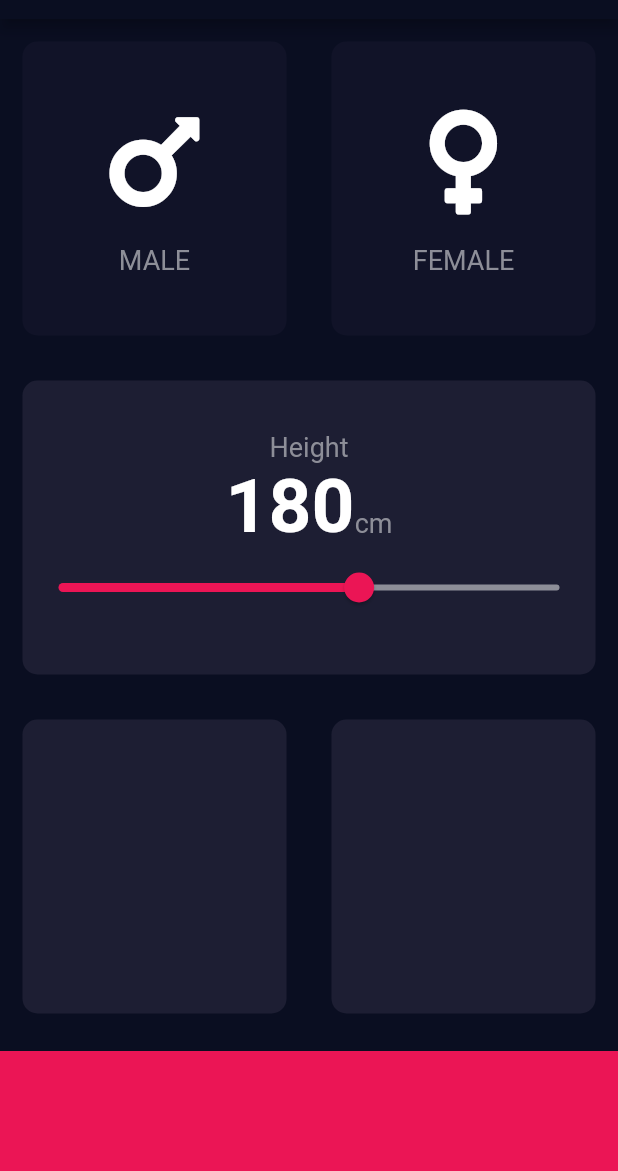
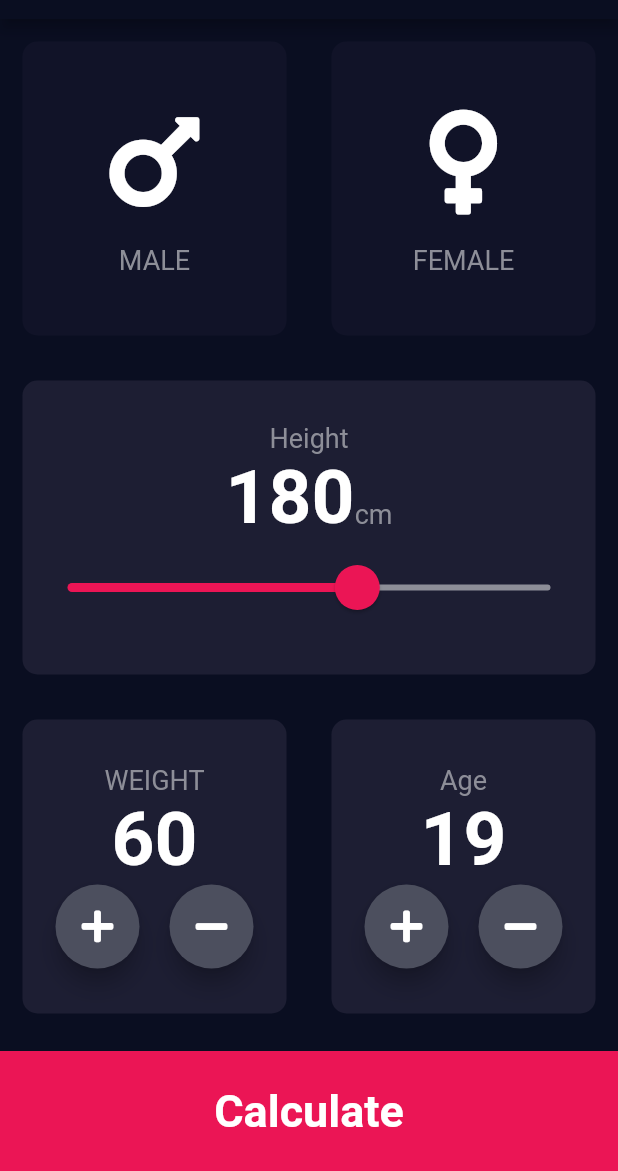
Before and after one commit to ajayraturi/bmi-calculator-flutter-master, a Flutter app: the screen it shows after launch, on a phone screen of 412 x 824 dp, the part 65-1236 px from its top. Run offline on Flutter 3.47's test engine with Material 2 defaults, Android fonts, the phone set to English and light mode, and no system bars; our stand-ins replace font_awesome_flutter.

Commit message:
Add files via upload

```diff
--- a/lib/input_page.dart
+++ b/lib/input_page.dart
@@ -1,27 +1,31 @@
 import 'constants.dart';
+import 'results_page.dart';
 import 'reusable_card.dart';
 import 'package:flutter/material.dart';
 import 'package:font_awesome_flutter/font_awesome_flutter.dart';
 
 import 'icon_content.dart';
 
-enum Gender{
-  male,
-  female
-}
-int height=180;
+enum Gender { male, female }
+int height = 180;
+int weight = 60;
+int age=19;
+
 class InputPage extends StatefulWidget {
   @override
   _InputPageState createState() => _InputPageState();
 }
 
 class _InputPageState extends State<InputPage> {
- Color maleCardColour=kInActiveCardColour;
- Color femaleCardColour=kInActiveCardColour;
-void updateColour(Gender selectedgender){
-
-  selectedgender == Gender.male ? maleCardColour=kActiveCardColour : maleCardColour=kInActiveCardColour;
-  selectedgender == Gender.female ? femaleCardColour=kActiveCardColour : femaleCardColour=kInActiveCardColour;
+  Color maleCardColour = kInActiveCardColour;
+  Color femaleCardColour = kInActiveCardColour;
+  void updateColour(Gender selectedgender) {
+    selectedgender == Gender.male
+        ? maleCardColour = kActiveCardColour
+        : maleCardColour = kInActiveCardColour;
+    selectedgender == Gender.female
+        ? femaleCardColour = kActiveCardColour
+        : femaleCardColour = kInActiveCardColour;
     // if(selectedgender==Gender.male){
     //   if(maleCardColour==inActiveCardColour){
     //     maleCardColour=activeCardColour;
@@ -39,6 +43,7 @@ void updateColour(Gender selectedgender){
     //   }
     // }
   }
+
   @override
   Widget build(BuildContext context) {
     return Scaffold(
@@ -53,7 +58,7 @@ void updateColour(Gender selectedgender){
               children: <Widget>[
                 Expanded(
                   child: GestureDetector(
-                    onTap: (){
+                    onTap: () {
                       print('Male is pressed');
                       setState(() {
                         updateColour(Gender.male);
@@ -62,13 +67,16 @@ void updateColour(Gender selectedgender){
                     child: Expanded(
                         child: ReUsableCard(
                       colour: maleCardColour,
-                      cardChild: IconContent(icon: FontAwesomeIcons.mars,label: 'MALE',),
+                      cardChild: IconContent(
+                        icon: FontAwesomeIcons.mars,
+                        label: 'MALE',
+                      ),
                     )),
                   ),
                 ),
-                Expanded(child:
-                GestureDetector(
-                  onTap: (){
+                Expanded(
+                  child: GestureDetector(
+                    onTap: () {
                       print('Male is pressed');
                       setState(() {
                         updateColour(Gender.female);
@@ -77,7 +85,10 @@ void updateColour(Gender selectedgender){
                     child: Expanded(
                         child: ReUsableCard(
                       colour: femaleCardColour,
-                        cardChild: IconContent(icon: FontAwesomeIcons.venus,label: 'FEMALE',),
+                      cardChild: IconContent(
+                        icon: FontAwesomeIcons.venus,
+                        label: 'FEMALE',
+                      ),
                     )),
                   ),
                 ),
@@ -89,7 +100,8 @@ void updateColour(Gender selectedgender){
               cardChild: Column(
                 mainAxisAlignment: MainAxisAlignment.center,
                 children: <Widget>[
-  Text('Height',
+                  Text(
+                    'Height',
                     style: kLabelTextStyle,
                   ),
                   Row(
@@ -97,24 +109,37 @@ children: <Widget>[
                     crossAxisAlignment: CrossAxisAlignment.baseline,
                     textBaseline: TextBaseline.alphabetic,
                     children: [
-      Text(height.toString(),style: kNumberTextStyle,
+                      Text(
+                        height.toString(),
+                        style: kNumberTextStyle,
                       ),
-      Text('cm',style: kLabelTextStyle,
+                      Text(
+                        'cm',
+                        style: kLabelTextStyle,
                       ),
                     ],
                   ),
-  Slider(value: height.toDouble(),
+                  SliderTheme(
+                    data: SliderTheme.of(context).copyWith(
+                      thumbShape:
+                          RoundSliderThumbShape(enabledThumbRadius: 15.0),
+                      overlayShape:
+                          RoundSliderOverlayShape(overlayRadius: 30.0),
+                      thumbColor: Color(0xFFEB1555),
+                    ),
+                    child: Slider(
+                      value: height.toDouble(),
                       min: 120.0,
                       max: 220.0,
                       activeColor: Color(0xFFEB1555),
                       inactiveColor: Color(0xFF8D8E98),
-    onChanged: (double newValue){
+                      onChanged: (double newValue) {
                         setState(() {
-      height=newValue.round();
+                          height = newValue.round();
                         });
                         print(newValue);
                       },
-
+                    ),
                   )
                 ],
               ),
@@ -125,20 +150,125 @@ children: <Widget>[
                 Expanded(
                     child: ReUsableCard(
                   colour: kActiveCardColour,
+                  cardChild: Column(
+                      mainAxisAlignment: MainAxisAlignment.center,
+                      children: <Widget>[
+                        Text(
+                          'WEIGHT',
+                          style: kLabelTextStyle,
+                        ),
+                        Text(
+                          weight.toString(),
+                          style: kNumberTextStyle,
+                        ),
+                        Row(
+                          mainAxisAlignment: MainAxisAlignment.center,
+                          children: [
+
+                            RoundIconButton(icon: FontAwesomeIcons.plus,
+                            onPressed: (){
+                              setState(() {
+                                weight++;
+                              });
+                            },
+                            ),
+                            SizedBox(
+
+                              width: 20.0,
+                            ),
+                            RoundIconButton(icon: FontAwesomeIcons.minus,
+                              onPressed: (){
+                                setState(() {
+                                  weight--;
+                                });
+                              },
+                            ),
+                          ],
+                        ),
+                      ]),
                 )),
                 Expanded(
                     child: ReUsableCard(
                   colour: kActiveCardColour,
+                      cardChild: Column(
+                        mainAxisAlignment: MainAxisAlignment.center,
+                        children: [
+                          Text('Age',
+                          style: kLabelTextStyle,
+                          ),
+                          Text(age.toString(),
+                          style: kNumberTextStyle,
+
+                          ),
+                          Row(
+                            mainAxisAlignment: MainAxisAlignment.center,
+                            children: [
+                              RoundIconButton(icon: FontAwesomeIcons.plus, onPressed:(){
+                                setState(() {
+                                  age++;
+                                });
+                              }),
+                              SizedBox(
+                                width:20.0,
+                              ),
+                              RoundIconButton(icon: FontAwesomeIcons.minus, onPressed: (){
+                                setState(() {
+                                  age--;
+                                });
+                              })
+                            ],
+                          )
+                        ],
+                      ) ,
                 )),
               ],
             )),
-            Container(
+            GestureDetector(
+
+              onTap: (){
+                Navigator.push(context, MaterialPageRoute(builder: (context)
+                {
+                  return ResultsPage();
+                }
+                ));
+              },
+              child: Container(
+
+                child: Center(
+                  child: Text('Calculate',
+                  style: TextStyle(
+                    fontSize: 30.0,
+                    fontWeight: FontWeight.w700
+                  ),
+                  ),
+                ),
                 color: kBottomContainerColour,
                 margin: EdgeInsets.only(top: 10.0),
                 width: double.infinity,
                 height: KBottomContainerHeight,
+              ),
             )
           ],
         ));
   }
 }
+class RoundIconButton extends StatelessWidget {
+final IconData icon;
+final Function onPressed;
+
+ RoundIconButton({@required this.icon,@required this.onPressed});
+  @override
+  Widget build(BuildContext context) {
+    return RawMaterialButton(
+      child: Icon(icon),
+      shape: CircleBorder(),
+      fillColor: Color(0xFF4C4F5E),
+constraints: BoxConstraints.tightFor(
+  width: 56.0,
+  height: 56.0
+),
+      elevation: 6.0,
+      onPressed:onPressed,
+    );
+  }
+}
--- /dev/null
+++ b/lib/results_page.dart
@@ -0,0 +1,15 @@
+import 'package:flutter/material.dart';
+
+class ResultsPage extends StatelessWidget {
+
+
+  @override
+  Widget build(BuildContext context) {
+    return Scaffold(
+
+      appBar: AppBar(
+      title: Text('hooo'),
+      ),
+    );
+  }
+}
```
Lines whose indentation alone changed are shown as unchanged.
